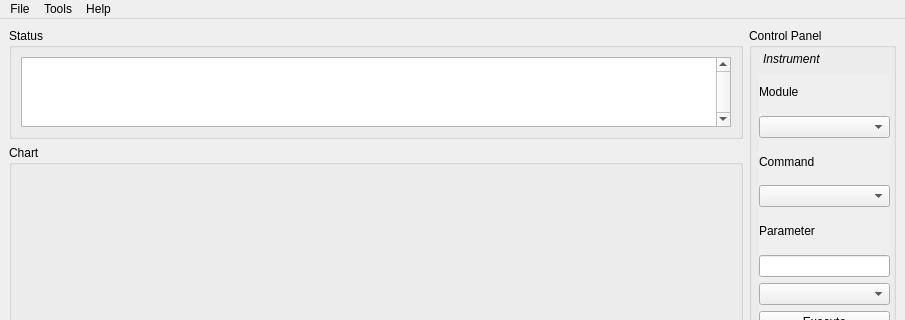
This is ui/mainwindow.ui in mhorn71/StarbaseMini as Qt 5 draws it before an edit; both pictures show x 0 to 905 and y 0 to 320 of the 905 by 647 pixel window. The edited form follows.
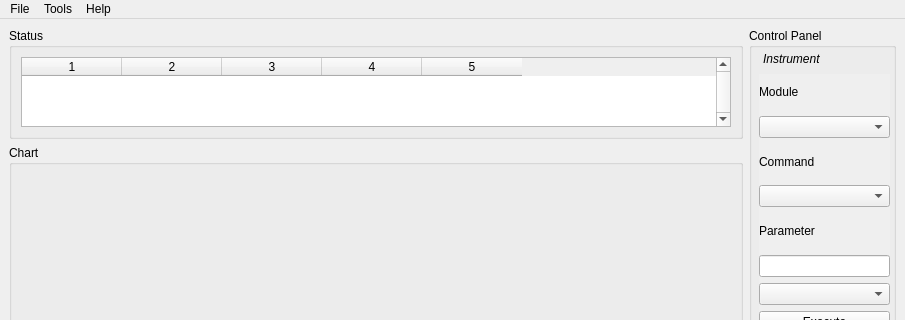
This is the edited form.

Patch:
```diff
--- a/ui/mainwindow.ui
+++ b/ui/mainwindow.ui
@@ -50,6 +50,44 @@
          <property name="verticalScrollBarPolicy">
           <enum>Qt::ScrollBarAlwaysOn</enum>
          </property>
+         <property name="editTriggers">
+          <set>QAbstractItemView::NoEditTriggers</set>
+         </property>
+         <property name="selectionMode">
+          <enum>QAbstractItemView::NoSelection</enum>
+         </property>
+         <property name="selectionBehavior">
+          <enum>QAbstractItemView::SelectRows</enum>
+         </property>
+         <property name="wordWrap">
+          <bool>false</bool>
+         </property>
+         <property name="columnCount">
+          <number>5</number>
+         </property>
+         <attribute name="horizontalHeaderCascadingSectionResizes">
+          <bool>true</bool>
+         </attribute>
+         <attribute name="horizontalHeaderDefaultSectionSize">
+          <number>100</number>
+         </attribute>
+         <attribute name="horizontalHeaderMinimumSectionSize">
+          <number>56</number>
+         </attribute>
+         <attribute name="horizontalHeaderStretchLastSection">
+          <bool>false</bool>
+         </attribute>
+         <attribute name="verticalHeaderVisible">
+          <bool>false</bool>
+         </attribute>
+         <attribute name="verticalHeaderStretchLastSection">
+          <bool>false</bool>
+         </attribute>
+         <column/>
+         <column/>
+         <column/>
+         <column/>
+         <column/>
         </widget>
        </item>
       </layout>
```
